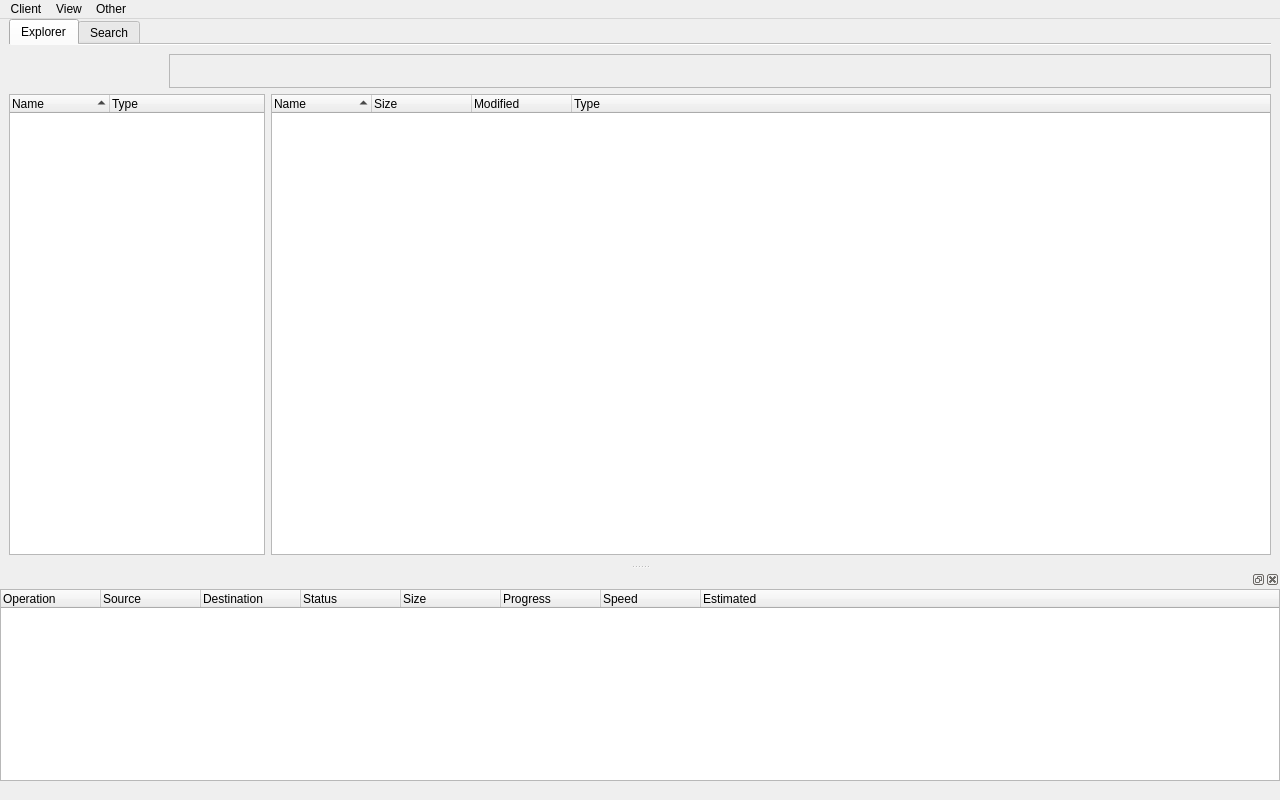
First picture: the form in forms/main_window.ui, repository Communist02/agile, before the edit.
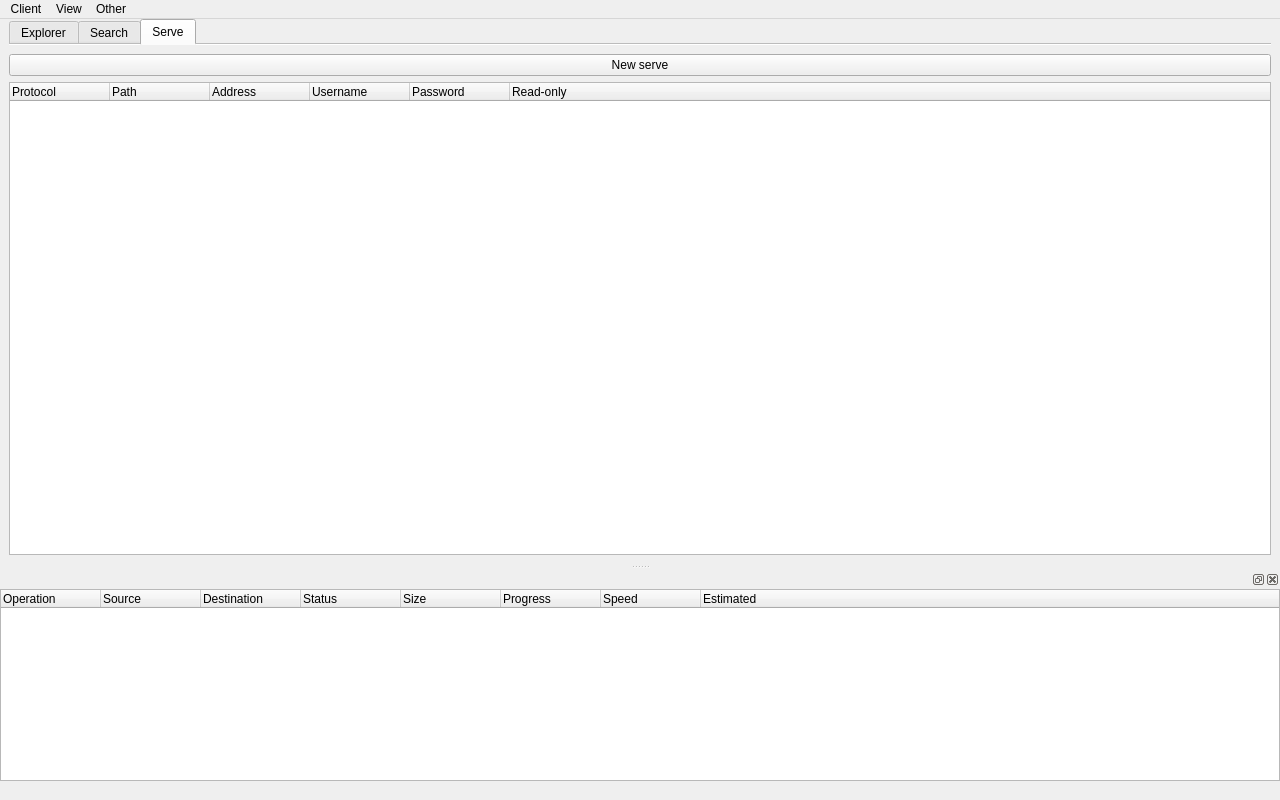
Second picture: the form after the edit. The open tabs and pages were chosen to show the change. Icons and pictures are not drawn.

```diff
--- a/forms/main_window.ui
+++ b/forms/main_window.ui
@@ -394,6 +394,69 @@
         </item>
        </layout>
       </widget>
+      <widget class="QWidget" name="tab_serve">
+       <attribute name="icon">
+        <iconset theme="applications-internet"/>
+       </attribute>
+       <attribute name="title">
+        <string>Serve</string>
+       </attribute>
+       <layout class="QVBoxLayout" name="verticalLayout_5">
+        <property name="leftMargin">
+         <number>0</number>
+        </property>
+        <property name="rightMargin">
+         <number>0</number>
+        </property>
+        <item>
+         <widget class="QPushButton" name="button_new_serve">
+          <property name="text">
+           <string>New serve</string>
+          </property>
+         </widget>
+        </item>
+        <item>
+         <widget class="QTreeWidget" name="treeWidget_serve">
+          <property name="contextMenuPolicy">
+           <enum>Qt::ContextMenuPolicy::CustomContextMenu</enum>
+          </property>
+          <property name="rootIsDecorated">
+           <bool>false</bool>
+          </property>
+          <column>
+           <property name="text">
+            <string>Protocol</string>
+           </property>
+          </column>
+          <column>
+           <property name="text">
+            <string>Path</string>
+           </property>
+          </column>
+          <column>
+           <property name="text">
+            <string>Address</string>
+           </property>
+          </column>
+          <column>
+           <property name="text">
+            <string>Username</string>
+           </property>
+          </column>
+          <column>
+           <property name="text">
+            <string>Password</string>
+           </property>
+          </column>
+          <column>
+           <property name="text">
+            <string>Read-only</string>
+           </property>
+          </column>
+         </widget>
+        </item>
+       </layout>
+      </widget>
      </widget>
     </item>
    </layout>
```
